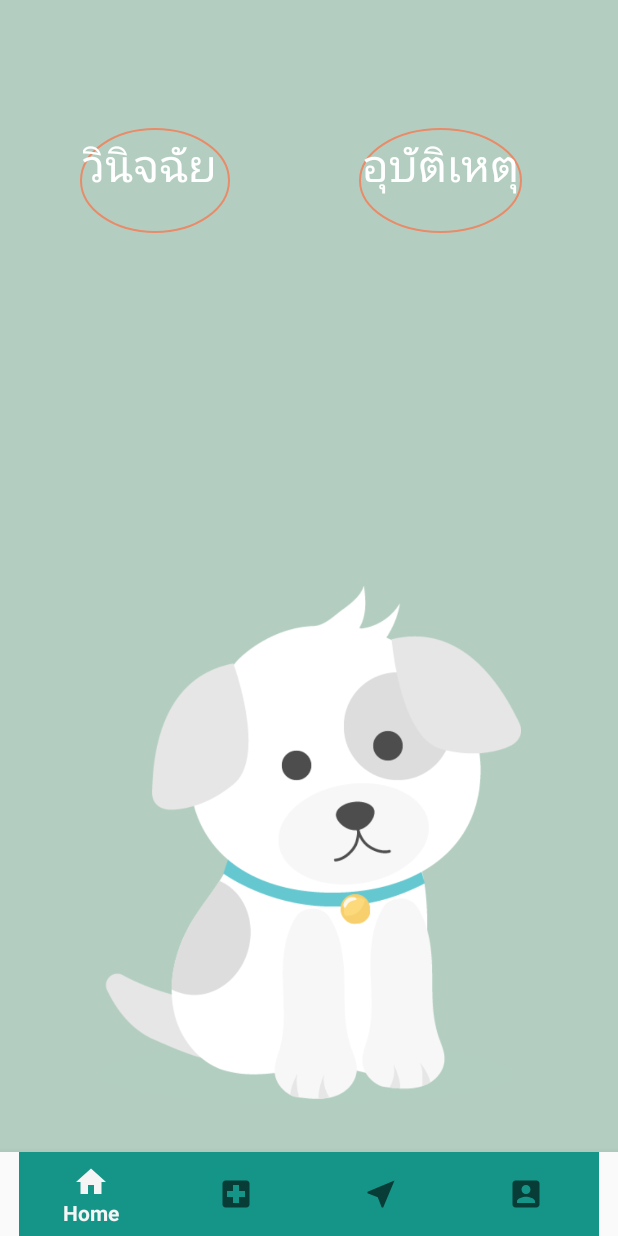
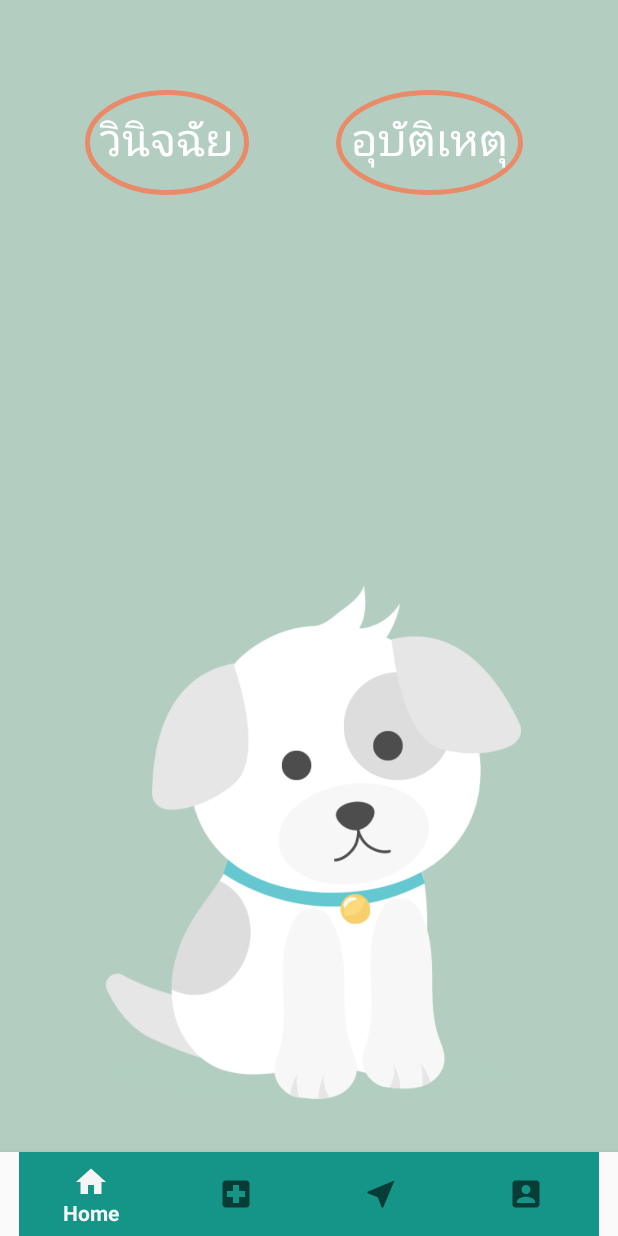
Before and after one commit to Wchindanai/TheDog, an Android app: the screen it shows after launch (Main), on a phone screen of 412 x 824 dp. Run offline under Robolectric (Android 15) with nearby library versions, the phone set to English and light mode, and no system bars.

Commit message:
move a circle and text up a bit

```diff
--- a/app/src/main/res/drawable/shape.xml
+++ b/app/src/main/res/drawable/shape.xml
@@ -7,7 +7,7 @@
 
     <!-- View border color and width -->
     <stroke
-        android:width="1dp"
+        android:width="3dp"
         android:color="#e98b69" >
     </stroke>
 
@@ -21,9 +21,9 @@
         android:height="70dp"
         />
 
-    <padding android:left="2dp"
-        android:top="2dp"
-        android:right="2dp"
-        android:bottom="2dp" />
+    <padding android:left="10dp"
+        android:top="10dp"
+        android:right="10dp"
+        android:bottom="10dp" />
 
 </shape>
--- a/app/src/main/res/layout/home.xml
+++ b/app/src/main/res/layout/home.xml
@@ -27,12 +27,12 @@
         android:layout_height="wrap_content"
         android:layout_marginLeft="8dp"
         android:layout_marginRight="8dp"
-        android:layout_marginTop="85dp"
+        android:layout_marginTop="60dp"
         android:background="@drawable/shape"
         android:text="วินิจฉัย"
         android:textAppearance="@style/TextAppearance.AppCompat.Title.Inverse"
         android:textSize="30sp"
-        app:layout_constraintHorizontal_bias="0.154"
+        app:layout_constraintHorizontal_bias="0.17"
         app:layout_constraintLeft_toLeftOf="parent"
         app:layout_constraintRight_toRightOf="parent"
         app:layout_constraintTop_toTopOf="parent" />
@@ -43,12 +43,12 @@
         android:layout_height="wrap_content"
         android:layout_marginLeft="8dp"
         android:layout_marginRight="8dp"
-        android:layout_marginTop="85dp"
+        android:layout_marginTop="60dp"
         android:background="@drawable/shape"
         android:text="อุบัติเหตุ"
         android:textAppearance="@style/TextAppearance.AppCompat.Title.Inverse"
         android:textSize="30sp"
-        app:layout_constraintHorizontal_bias="0.806"
+        app:layout_constraintHorizontal_bias="0.795"
         app:layout_constraintLeft_toLeftOf="parent"
         app:layout_constraintRight_toRightOf="parent"
         app:layout_constraintTop_toTopOf="parent" />
```
